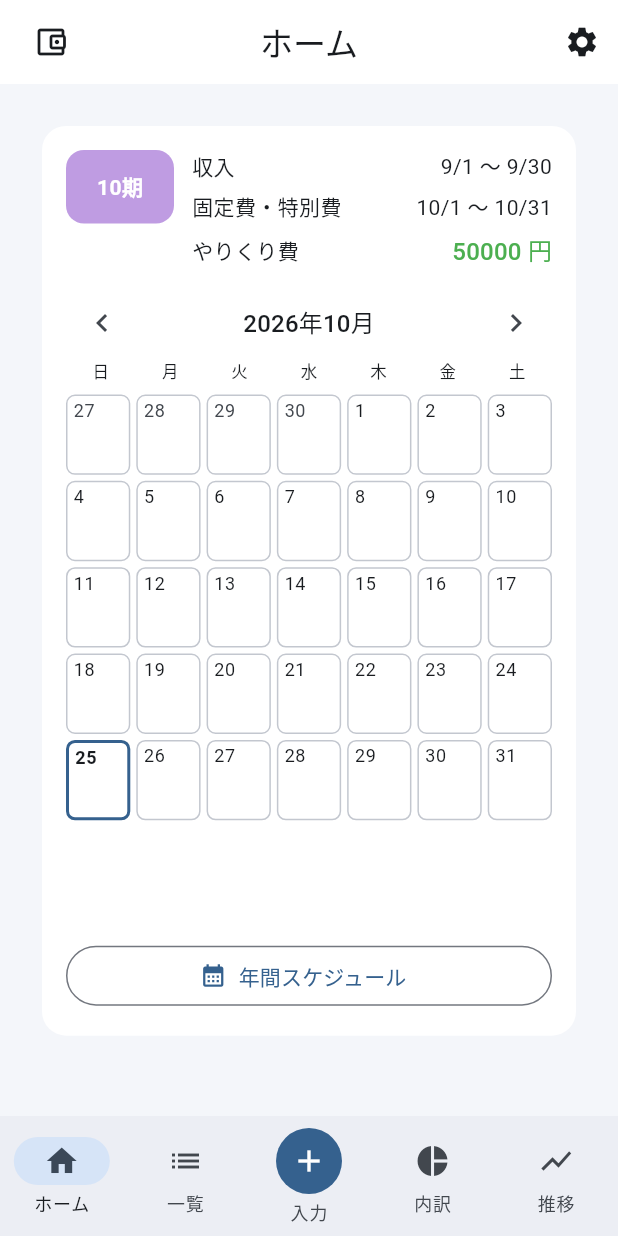
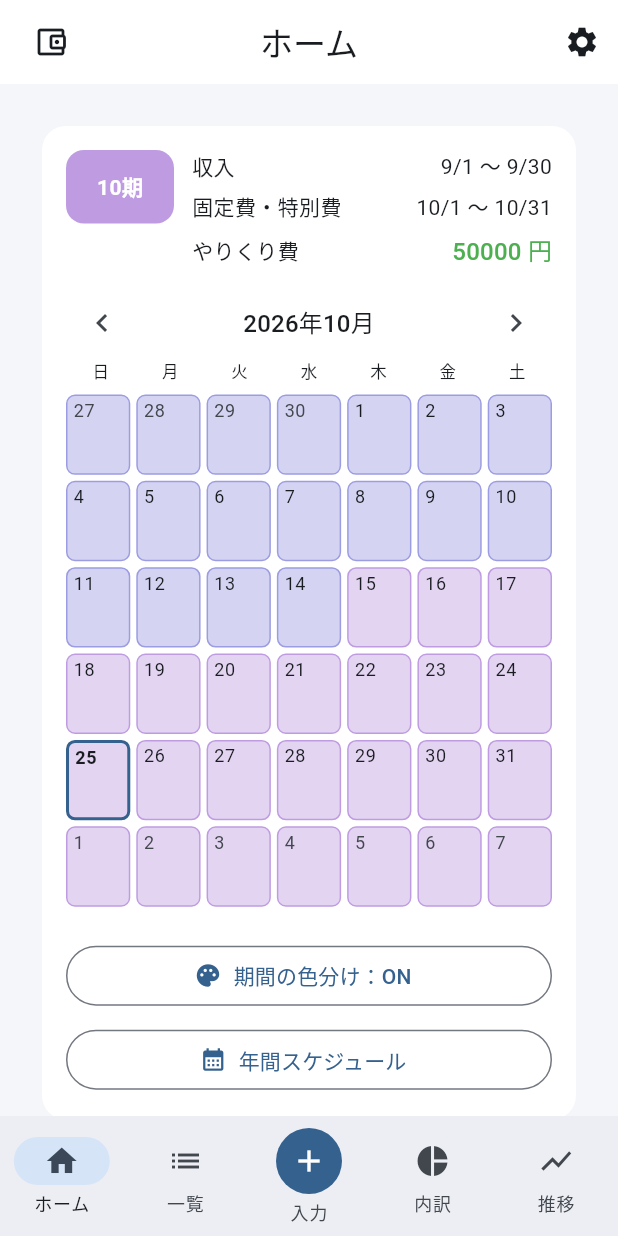
Before and after one commit to shinji1095/kakeibo, a Flutter app: the screen it shows after launch, on a phone screen of 412 x 824 dp. Run offline on Flutter 3.47's test engine with Material 3 defaults, Android fonts, the phone set to English and light mode, and no system bars; our stand-ins replace drift, fl_chart, flutter_riverpod, get_it, go_router, share_plus; accounts and stored records are empty; generated files the repository leaves out were written again; project files that could hold a hidden picture were left out.

Commit message:
feat: カレンダーをやりくり期間で色分けする機能を追加

```diff
--- a/lib/core/localization/app_localizations.dart
+++ b/lib/core/localization/app_localizations.dart
@@ -169,6 +169,8 @@ class AppLocalizations {
       'homePeriodLengthLabel': '期間長: {days}日',
       'homeDaysRemaining': '終了日まであと{days}日',
       'homeCalendarTitle': '期間カレンダー',
+      'homePeriodColorsOn': '期間の色分け：ON',
+      'homePeriodColorsOff': '期間の色分け：OFF',
       'homeBudgetRemainingLabel': 'やりくり費 残額',
       'homeBonusPlaceholder': 'ボーナス表示は未実装です（プレースホルダー）',
       'expenseAttrFixed': '固定費',
@@ -366,6 +368,8 @@ class AppLocalizations {
       'homePeriodLengthLabel': 'Length: {days} days',
       'homeDaysRemaining': '{days} days remaining',
       'homeCalendarTitle': 'Period Calendar',
+      'homePeriodColorsOn': 'Period colors: ON',
+      'homePeriodColorsOff': 'Period colors: OFF',
       'homeBudgetRemainingLabel': 'Remaining Budget',
       'homeBonusPlaceholder': 'Bonus view is not implemented (placeholder).',
       'expenseAttrFixed': 'Fixed',
@@ -557,6 +561,8 @@ class AppLocalizations {
   String get homeStartDate => _value('homeStartDate');
   String get homeEndDate => _value('homeEndDate');
   String get homeCalendarTitle => _value('homeCalendarTitle');
+  String get homePeriodColorsOn => _value('homePeriodColorsOn');
+  String get homePeriodColorsOff => _value('homePeriodColorsOff');
   String get homeBudgetRemainingLabel => _value('homeBudgetRemainingLabel');
   String get homeBonusPlaceholder => _value('homeBonusPlaceholder');
   String get csvExportTitle => _value('csvExportTitle');
--- a/lib/presentation/pages/home_page.dart
+++ b/lib/presentation/pages/home_page.dart
@@ -56,6 +56,7 @@ class _HomePageState extends ConsumerState<HomePage> {
     final calendarSummaryAsync = ref.watch(homeCalendarSummaryProvider);
     final monthTotalsAsync =
         ref.watch(homeMonthTotalsProvider(_displayedMonth));
+    final showPeriodColors = ref.watch(homePeriodColorsEnabledProvider);
     final remainingBudget = calendarSummaryAsync.valueOrNull?.remainingBudget;
     final now = DateTime.now();
     final incomeRange = _formatRange(
@@ -111,10 +112,8 @@ class _HomePageState extends ConsumerState<HomePage> {
                   const SizedBox(height: 12),
                   LayoutBuilder(
                     builder: (context, constraints) => SizedBox(
-                      height: PeriodCalendar.maxHeightForWidth(
-                        context,
-                        constraints.maxWidth,
-                      ),
+                      height: PeriodCalendar.heightForWidth(
+                          context, constraints.maxWidth),
                       child: PageView.builder(
                         key: const Key('home-month-calendar'),
                         controller: _calendarPageController,
@@ -129,11 +128,33 @@ class _HomePageState extends ConsumerState<HomePage> {
                           return Consumer(builder: (context, ref, _) {
                             final totals =
                                 ref.watch(homeMonthTotalsProvider(month));
+                            final previousSchedule = ref
+                                .watch(
+                                  annualScheduleForYearProvider(month.year - 1),
+                                )
+                                .valueOrNull;
+                            final currentSchedule = ref
+                                .watch(
+                                  annualScheduleForYearProvider(month.year),
+                                )
+                                .valueOrNull;
+                            final nextSchedule = ref
+                                .watch(
+                                  annualScheduleForYearProvider(month.year + 1),
+                                )
+                                .valueOrNull;
                             return PeriodCalendar(
                               displayedMonth: month,
                               totalsByDay: totals.valueOrNull ??
                                   const <DateTime,
                                       ({int income, int expense})>{},
+                              annualSchedules: [
+                                if (previousSchedule != null) previousSchedule,
+                                if (currentSchedule != null) currentSchedule,
+                                if (nextSchedule != null) nextSchedule,
+                              ],
+                              showPeriodColors:
+                                  ref.watch(homePeriodColorsEnabledProvider),
                               onMonthChanged: _shiftMonth,
                               onDateTap: (date) =>
                                   context.go('/input', extra: date),
@@ -148,6 +169,24 @@ class _HomePageState extends ConsumerState<HomePage> {
                     Text(l10n.errorMessage(monthTotalsAsync.error!)),
                   ],
                   const SizedBox(height: 12),
+                  SizedBox(
+                    width: double.infinity,
+                    child: OutlinedButton.icon(
+                      key: const Key('home-period-colors-toggle'),
+                      onPressed: () {
+                        final notifier =
+                            ref.read(homePeriodColorsEnabledProvider.notifier);
+                        notifier.state = !notifier.state;
+                      },
+                      icon: Icon(showPeriodColors
+                          ? Icons.palette
+                          : Icons.palette_outlined),
+                      label: Text(showPeriodColors
+                          ? l10n.homePeriodColorsOn
+                          : l10n.homePeriodColorsOff),
+                    ),
+                  ),
+                  const SizedBox(height: 8),
                   SizedBox(
                     width: double.infinity,
                     child: OutlinedButton.icon(
--- a/lib/presentation/providers/home_provider.dart
+++ b/lib/presentation/providers/home_provider.dart
@@ -27,6 +27,8 @@ class HomeStats {
     required this.periodColor,
   });
 }
+
+final homePeriodColorsEnabledProvider = StateProvider<bool>((ref) => true);
 
 final homeStatsProvider = Provider<HomeStats>((ref) {
   final now = DateTime.now();
@@ -93,9 +95,8 @@ final homeMonthTotalsProvider =
   final firstDay = DateTime(month.year, month.month, 1);
   final gridStart =
       DateTime(firstDay.year, firstDay.month, 1 - firstDay.weekday % 7);
-  final lastDay = DateTime(month.year, month.month + 1, 0);
-  final gridEndExclusive = DateTime(
-      lastDay.year, lastDay.month, lastDay.day + 7 - lastDay.weekday % 7);
+  final gridEndExclusive =
+      DateTime(gridStart.year, gridStart.month, gridStart.day + 42);
   final transactions =
       await sl<GetTransactionsByRange>()(gridStart, gridEndExclusive);
   final totalsByDay = <DateTime, ({int income, int expense})>{};
--- a/lib/presentation/widgets/period_calendar.dart
+++ b/lib/presentation/widgets/period_calendar.dart
@@ -3,12 +3,18 @@ import 'dart:math' as math;
 import 'package:flutter/material.dart';
 import 'package:kakeibo/core/localization/app_localizations.dart';
 import 'package:kakeibo/core/utils/period_utils.dart';
+import 'package:kakeibo/domain/entities/annual_schedule.dart';
+import 'package:kakeibo/presentation/utils/annual_schedule_colors.dart';
 
 class PeriodCalendar extends StatelessWidget {
+  static const rowCount = 6;
+
   final Map<DateTime, ({int income, int expense})> totalsByDay;
   final ValueChanged<DateTime>? onDateTap;
   final DateTime displayedMonth;
   final ValueChanged<int>? onMonthChanged;
+  final List<AnnualSchedule> annualSchedules;
+  final bool showPeriodColors;
 
   const PeriodCalendar({
     super.key,
@@ -16,13 +22,16 @@ class PeriodCalendar extends StatelessWidget {
     required this.displayedMonth,
     this.onDateTap,
     this.onMonthChanged,
+    this.annualSchedules = const [],
+    this.showPeriodColors = true,
   });
 
-  static double maxHeightForWidth(BuildContext context, double width) {
+  static double heightForWidth(BuildContext context, double width) {
     final textScale = MediaQuery.textScalerOf(context).scale(1.0);
     final cellAspectRatio = (0.8 / textScale).clamp(0.5, 0.9);
     final cellWidth = (width - 6 * 4) / 7;
-    final gridHeight = 6 * cellWidth / cellAspectRatio + 5 * 4;
+    final gridHeight =
+        rowCount * cellWidth / cellAspectRatio + (rowCount - 1) * 4;
     return math.max(48, 24 * textScale) +
         math.max(24, 16 * textScale) +
         8 +
@@ -34,17 +43,98 @@ class PeriodCalendar extends StatelessWidget {
   Widget build(BuildContext context) {
     final now = truncateDate(DateTime.now());
     final firstDay = DateTime(displayedMonth.year, displayedMonth.month, 1);
-    final lastDay = DateTime(displayedMonth.year, displayedMonth.month + 1, 0);
     final gridStart =
         DateTime(firstDay.year, firstDay.month, 1 - firstDay.weekday % 7);
-    final totalCells =
-        firstDay.weekday % 7 + lastDay.day + 6 - lastDay.weekday % 7;
     final weekdayLabels = MaterialLocalizations.of(context).narrowWeekdays;
     final scheme = Theme.of(context).colorScheme;
     final l10n = AppLocalizations.of(context);
     final textScale = MediaQuery.textScalerOf(context).scale(1.0);
     // Keep room for 3 text lines at larger text scales to avoid overflow.
     final cellAspectRatio = (0.8 / textScale).clamp(0.5, 0.9);
+    final periodRanges = <({DateTime start, DateTime end, Color color})>[];
+    if (showPeriodColors) {
+      for (final schedule in annualSchedules) {
+        final colors = buildAnnualScheduleColors(schedule.periods.length);
+        for (final period in schedule.periods) {
+          periodRanges.add((
+            start: period.startDate,
+            end: period.endDate,
+            color: colors[period.index % colors.length],
+          ));
+        }
+      }
+    }
+
+    Widget buildDateCell(DateTime date) {
+      final totals = totalsByDay[truncateDate(date)];
+      final income = totals?.income ?? 0;
+      final expense = totals?.expense ?? 0;
+      final isToday = date == now;
+      final isCurrentMonth = date.month == displayedMonth.month &&
+          date.year == displayedMonth.year;
+      Color? periodColor;
+      for (final range in periodRanges) {
+        if (!date.isBefore(range.start) && !date.isAfter(range.end)) {
+          periodColor = range.color;
+          break;
+        }
+      }
+
+      return GestureDetector(
+        onTap: onDateTap == null ? null : () => onDateTap!(truncateDate(date)),
+        child: Container(
+          key: Key(_calendarKey(date)),
+          decoration: BoxDecoration(
+            color: periodColor == null
+                ? scheme.surface
+                : Color.alphaBlend(periodColor.withAlpha(110), scheme.surface),
+            borderRadius: BorderRadius.circular(6),
+            border: Border.all(
+              color: isToday
+                  ? scheme.primary
+                  : periodColor ?? scheme.outlineVariant,
+              width: isToday ? 2 : 1,
+            ),
+          ),
+          child: Padding(
+            padding: const EdgeInsets.symmetric(horizontal: 4, vertical: 2),
+            child: Column(
+              crossAxisAlignment: CrossAxisAlignment.start,
+              children: [
+                Text(
+                  '${date.day}',
+                  style: Theme.of(context).textTheme.bodySmall?.copyWith(
+                        fontWeight:
+                            isToday ? FontWeight.bold : FontWeight.normal,
+                        color: isCurrentMonth ? null : scheme.onSurfaceVariant,
+                      ),
+                ),
+                if (income > 0)
+                  Text(
+                    '+$income',
+                    style: Theme.of(context).textTheme.labelSmall?.copyWith(
+                          color: Colors.blue,
+                          height: 1.0,
+                        ),
+                    maxLines: 1,
+                    overflow: TextOverflow.ellipsis,
+                  ),
+                if (expense > 0)
+                  Text(
+                    '-$expense',
+                    style: Theme.of(context).textTheme.labelSmall?.copyWith(
+                          color: Colors.red,
+                          height: 1.0,
+                        ),
+                    maxLines: 1,
+                    overflow: TextOverflow.ellipsis,
+                  ),
+              ],
+            ),
+          ),
+        ),
+      );
+    }
 
     return Column(
       crossAxisAlignment: CrossAxisAlignment.start,
@@ -94,75 +184,12 @@ class PeriodCalendar extends StatelessWidget {
             mainAxisSpacing: 4,
             childAspectRatio: cellAspectRatio,
           ),
-          itemCount: totalCells,
-          itemBuilder: (context, index) {
-            final date = DateTime(
-                gridStart.year, gridStart.month, gridStart.day + index);
-            final totals = totalsByDay[truncateDate(date)];
-            final income = totals?.income ?? 0;
-            final expense = totals?.expense ?? 0;
-            final isToday = date == now;
-            final isCurrentMonth = date.month == displayedMonth.month &&
-                date.year == displayedMonth.year;
-            final key = Key(_calendarKey(date));
-            return GestureDetector(
-              onTap: onDateTap == null
-                  ? null
-                  : () => onDateTap!(truncateDate(date)),
-              child: Container(
-                key: key,
-                decoration: BoxDecoration(
-                  color: scheme.surface,
-                  borderRadius: BorderRadius.circular(6),
-                  border: Border.all(
-                    color: isToday ? scheme.primary : scheme.outlineVariant,
-                    width: isToday ? 2 : 1,
-                  ),
-                ),
-                child: Padding(
-                  padding:
-                      const EdgeInsets.symmetric(horizontal: 4, vertical: 2),
-                  child: Column(
-                    crossAxisAlignment: CrossAxisAlignment.start,
-                    children: [
-                      Text(
-                        '${date.day}',
-                        style: Theme.of(context).textTheme.bodySmall?.copyWith(
-                              fontWeight:
-                                  isToday ? FontWeight.bold : FontWeight.normal,
-                              color: isCurrentMonth
-                                  ? null
-                                  : scheme.onSurfaceVariant,
-                            ),
-                      ),
-                      if (income > 0)
-                        Text(
-                          '+$income',
-                          style:
-                              Theme.of(context).textTheme.labelSmall?.copyWith(
-                                    color: Colors.blue,
-                                    height: 1.0,
-                                  ),
-                          maxLines: 1,
-                          overflow: TextOverflow.ellipsis,
-                        ),
-                      if (expense > 0)
-                        Text(
-                          '-$expense',
-                          style:
-                              Theme.of(context).textTheme.labelSmall?.copyWith(
-                                    color: Colors.red,
-                                    height: 1.0,
-                                  ),
-                          maxLines: 1,
-                          overflow: TextOverflow.ellipsis,
-                        ),
-                    ],
-                  ),
-                ),
-              ),
-            );
-          },
+          itemCount: rowCount * 7,
+          itemBuilder: (context, index) => buildDateCell(DateTime(
+            gridStart.year,
+            gridStart.month,
+            gridStart.day + index,
+          )),
         ),
       ],
     );
```
Also changed, not shown: 1 other file.
